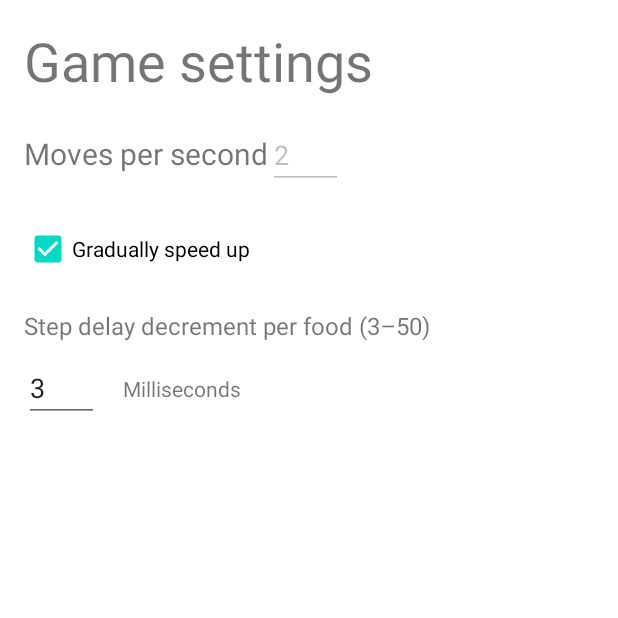
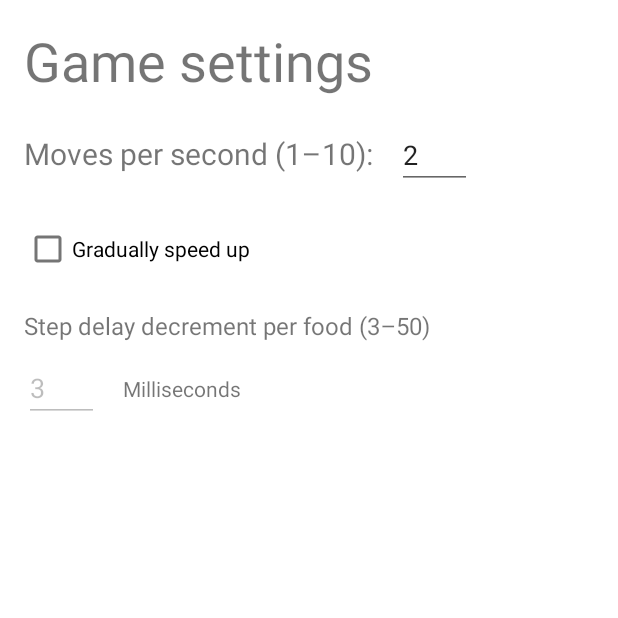
Before and after one commit to arturdanielyan1/Snake, an Android app: the screen it shows after launch (MainActivity), after a tap on "SETTINGS", on a phone screen of 412 x 824 dp, the top half of it. Run offline under Robolectric (Android 15) with nearby library versions, the phone set to English and light mode, and no system bars; our stand-ins replace Room's generated code; 1 statement that could not run was skipped.

Commit message:
updated db no migration

```diff
--- a/app/build.gradle
+++ b/app/build.gradle
@@ -29,6 +29,10 @@ android {
     }
     kotlinOptions {
         jvmTarget = '1.8'
+    }
+    sourceSets {
+        // Adds exported schema location as test app assets.
+        getByName("androidTest").assets.srcDir("$projectDir/schemas")
     }
 }
 
@@ -81,4 +85,6 @@ dependencies {
         exclude group: 'com.android.support', module: 'support-annotations'
     })
     androidTestImplementation "androidx.test.ext:junit:1.1.3"
+
+    testImplementation("androidx.room:room-testing:2.4.2")
 }
--- a/app/src/main/java/com/bignerdranch/android/snake/database/DBSchema.kt
+++ b/app/src/main/java/com/bignerdranch/android/snake/database/DBSchema.kt
@@ -3,7 +3,6 @@ package com.bignerdranch.android.snake.database
 class DBSchema {
     companion object {
         const val VERSION = 1
-        const val DATABASE_NAME = "dataBase"
         const val TABLE_NAME = "data"
 
         const val COL_MAP_INDEX = "lastSelectedMapIndex"
@@ -11,5 +10,9 @@ class DBSchema {
         const val COL_WIDTH = "lastPutWidth"
         const val COL_BEST_SCORE = "bestScore"
         const val COL_LAST_SCORE = "lastScore"
+        //DB V2
+        const val COL_MPS = "movesPerSecond"
+        const val COL_GRAD_SPEED_UP = "graduallySpeedUp" //boolean
+        const val COL_SPEED_UP_MILLS = "graduallySpeedUpMillisecondsPerFood"
     }
 }
--- a/app/src/main/java/com/bignerdranch/android/snake/database/Entity.kt
+++ b/app/src/main/java/com/bignerdranch/android/snake/database/Entity.kt
@@ -5,16 +5,21 @@ import androidx.room.Entity
 import androidx.room.PrimaryKey
 import com.bignerdranch.android.snake.database.DBSchema.Companion.COL_LAST_SCORE
 import com.bignerdranch.android.snake.database.DBSchema.Companion.COL_BEST_SCORE
+import com.bignerdranch.android.snake.database.DBSchema.Companion.COL_GRAD_SPEED_UP
 import com.bignerdranch.android.snake.database.DBSchema.Companion.COL_HEIGHT
 import com.bignerdranch.android.snake.database.DBSchema.Companion.COL_MAP_INDEX
+import com.bignerdranch.android.snake.database.DBSchema.Companion.COL_MPS
+import com.bignerdranch.android.snake.database.DBSchema.Companion.COL_SPEED_UP_MILLS
 import com.bignerdranch.android.snake.database.DBSchema.Companion.COL_WIDTH
 import com.bignerdranch.android.snake.database.DBSchema.Companion.TABLE_NAME
 
-@Entity(tableName = TABLE_NAME)
+@Entity(tableName = TABLE_NAME  )
 data class Entity(@PrimaryKey(autoGenerate = true) val id: Int,
                   @ColumnInfo(name = COL_MAP_INDEX) val mapIndex: Int,
                   @ColumnInfo(name = COL_HEIGHT) val height: Int,
                   @ColumnInfo(name = COL_WIDTH) val width: Int,
                   @ColumnInfo(name = COL_BEST_SCORE) val bestScore: Int,
                   @ColumnInfo(name = COL_LAST_SCORE) val lastScore: Int,
-)
+                  @ColumnInfo(name = COL_MPS) var movesPerSecond: Int,
+                  @ColumnInfo(name = COL_GRAD_SPEED_UP) var gradSpeedUp: Boolean,
+                  @ColumnInfo(name = COL_SPEED_UP_MILLS) var gradSpeedUpMillis: Int)
--- a/app/src/main/java/com/bignerdranch/android/snake/database/InfoApplication.kt
+++ b/app/src/main/java/com/bignerdranch/android/snake/database/InfoApplication.kt
@@ -1,15 +1,13 @@
 package com.bignerdranch.android.snake.database
 
 import android.app.Application
-import com.bignerdranch.android.snake.main.log
 import kotlinx.coroutines.CoroutineScope
 import kotlinx.coroutines.SupervisorJob
-import kotlinx.coroutines.launch
 
 class InfoApplication : Application() {
     private val applicationScope = CoroutineScope(SupervisorJob())
 
     private val database by lazy { InfoDatabase.getDatabase(this, applicationScope) }
-    val repository by lazy { InfoRepository(database.infoDao(), applicationScope) }
+    val repository by lazy { InfoRepository(database.infoDao()) }
 
 }
--- a/app/src/main/java/com/bignerdranch/android/snake/database/InfoDao.kt
+++ b/app/src/main/java/com/bignerdranch/android/snake/database/InfoDao.kt
@@ -6,9 +6,12 @@ import androidx.room.Insert
 import androidx.room.OnConflictStrategy.REPLACE
 import androidx.room.Query
 import com.bignerdranch.android.snake.database.DBSchema.Companion.COL_BEST_SCORE
+import com.bignerdranch.android.snake.database.DBSchema.Companion.COL_GRAD_SPEED_UP
 import com.bignerdranch.android.snake.database.DBSchema.Companion.COL_HEIGHT
 import com.bignerdranch.android.snake.database.DBSchema.Companion.COL_LAST_SCORE
 import com.bignerdranch.android.snake.database.DBSchema.Companion.COL_MAP_INDEX
+import com.bignerdranch.android.snake.database.DBSchema.Companion.COL_MPS
+import com.bignerdranch.android.snake.database.DBSchema.Companion.COL_SPEED_UP_MILLS
 import com.bignerdranch.android.snake.database.DBSchema.Companion.COL_WIDTH
 import com.bignerdranch.android.snake.database.DBSchema.Companion.TABLE_NAME
 
@@ -31,6 +34,20 @@ interface InfoDao {
     @Query("SELECT $COL_LAST_SCORE FROM $TABLE_NAME ORDER BY id DESC LIMIT 1")
     fun getLastScore(): LiveData<Int?>
 
+
+    //DB V2 ////////////////////////////////////////////////////////////////////
+
+    @Query("SELECT $COL_MPS FROM $TABLE_NAME ORDER BY id DESC LIMIT 1")
+    fun getMPS(): LiveData<Int?>
+
+    @Query("SELECT $COL_GRAD_SPEED_UP FROM $TABLE_NAME ORDER BY id DESC LIMIT 1")
+    fun isSpeedingUp(): LiveData<Boolean?>
+
+    @Query("SELECT $COL_SPEED_UP_MILLS FROM $TABLE_NAME ORDER BY id DESC LIMIT 1")
+    fun getSpeedUpMillis(): LiveData<Int?>
+
+    //////////////////////////////////////////////////////////////////////////////////
+
     @Query("SELECT * FROM $TABLE_NAME ORDER BY id DESC LIMIT 1")
     fun getAllInfo(): Entity?
 
--- a/app/src/main/java/com/bignerdranch/android/snake/database/InfoDatabase.kt
+++ b/app/src/main/java/com/bignerdranch/android/snake/database/InfoDatabase.kt
@@ -1,12 +1,21 @@
 package com.bignerdranch.android.snake.database
 
+import android.content.ContentValues
 import android.content.Context
+import android.database.sqlite.SQLiteDatabase
 import androidx.room.Database
 import androidx.room.Room
 import androidx.room.RoomDatabase
+import androidx.room.migration.Migration
 import androidx.sqlite.db.SupportSQLiteDatabase
+import com.bignerdranch.android.snake.database.DBSchema.Companion.COL_GRAD_SPEED_UP
+import com.bignerdranch.android.snake.database.DBSchema.Companion.COL_MPS
+import com.bignerdranch.android.snake.database.DBSchema.Companion.COL_SPEED_UP_MILLS
+import com.bignerdranch.android.snake.database.DBSchema.Companion.TABLE_NAME
 import com.bignerdranch.android.snake.database.DBSchema.Companion.VERSION
 import com.bignerdranch.android.snake.main.log
+import com.bignerdranch.android.snake.main.stepDelay
+import com.bignerdranch.android.snake.main.stepDelayDecrement
 import kotlinx.coroutines.CoroutineScope
 import kotlinx.coroutines.launch
 
@@ -37,9 +46,8 @@ abstract class InfoDatabase : RoomDatabase() {
             super.onCreate(db)
             INSTANCE?.let { database ->
                 scope.launch {
-                    log("prepopulating db")
                     database.infoDao().deleteAll()
-                    database.infoDao().insert(Entity(0, 0, 15, 15, 0, 0))
+                    database.infoDao().insert(Entity(0, 0, 15, 15, 0, 0, 2, false, 10))
                 }
             }
         }
--- a/app/src/main/java/com/bignerdranch/android/snake/database/InfoRepository.kt
+++ b/app/src/main/java/com/bignerdranch/android/snake/database/InfoRepository.kt
@@ -3,9 +3,8 @@ package com.bignerdranch.android.snake.database
 import androidx.annotation.WorkerThread
 import androidx.lifecycle.LiveData
 import com.bignerdranch.android.snake.main.log
-import kotlinx.coroutines.CoroutineScope
 
-class InfoRepository(private val infoDao: InfoDao, private val scope: CoroutineScope) {
+class InfoRepository(private val infoDao: InfoDao) {
 
     private val allInfo: Entity?
         get() = infoDao.getAllInfo()
@@ -25,65 +24,80 @@ class InfoRepository(private val infoDao: InfoDao, private val scope: CoroutineS
     fun getLastScore(): LiveData<Int?> =
         infoDao.getLastScore()
 
+    //DB V2
+    fun getMPS(): LiveData<Int?> =
+        infoDao.getMPS()
+
+    fun isSpeedingUp(): LiveData<Boolean?> =
+        infoDao.isSpeedingUp()
+
+    fun getSpeedUpMillis(): LiveData<Int?> =
+        infoDao.getSpeedUpMillis()
+
 
     @WorkerThread
     @Synchronized fun changeMapIndex(index: Int) {
-//        scope.launch {
         log("changeMapIndex " + allInfo?.toString())
         val newInfo = allInfo?.copy(mapIndex = index)
         log("changeMapIndex " + newInfo.toString())
         infoDao.deleteAll()
         infoDao.insert(newInfo!!)
-//        }
     }
 
     @WorkerThread
     @Synchronized fun changeHeight(height: Int) {
-//        scope.launch {
         log("changeHeight " + allInfo?.toString())
         val newInfo = allInfo?.copy(height = height)
         log("changeHeight " + newInfo.toString())
         infoDao.deleteAll()
         infoDao.insert(newInfo!!)
-//        }
     }
 
     @WorkerThread
     @Synchronized fun changeWidth(width: Int) {
-//        scope.launch {
         log("changeWidth " + allInfo?.toString())
         val newInfo = allInfo?.copy(width = width)
         log("changeWidth " + newInfo.toString())
         infoDao.deleteAll()
         infoDao.insert(newInfo!!)
-//        }
     }
 
     @WorkerThread
     @Synchronized fun changeBestScore(bestScore: Int) {
-//        scope.launch {
         log("changeBestScore " + allInfo?.toString())
         val newInfo = allInfo?.copy(bestScore = bestScore)
         log("changeBestScore " + newInfo.toString())
         infoDao.deleteAll()
         infoDao.insert(newInfo!!)
-//        }
     }
 
     @WorkerThread
     @Synchronized fun changeLastScore(lastScore: Int) {
-//        scope.launch {
         log("changeLastScore" + allInfo?.toString())
         val newInfo = allInfo?.copy(lastScore = lastScore)
         log("changeLastScore" + newInfo.toString())
         infoDao.deleteAll()
         infoDao.insert(newInfo!!)
-//        }
     }
 
     @WorkerThread
-    fun changeInfo(info: Entity) {
+    @Synchronized fun changeMPS(mps: Int) {
+        val newInfo = allInfo?.copy(movesPerSecond = mps)
         infoDao.deleteAll()
-        infoDao.insert(info)
+        infoDao.insert(newInfo!!)
+    }
+
+    @WorkerThread
+    @Synchronized fun changeIsSpeedingUp(isSpeedingUp: Boolean) {
+        val newInfo = allInfo?.copy(gradSpeedUp = isSpeedingUp)
+        infoDao.deleteAll()
+        infoDao.insert(newInfo!!)
+    }
+
+    @WorkerThread
+    @Synchronized fun changeSpeedUpMillis(speedUpMillis: Int) {
+        val newInfo = allInfo?.copy(gradSpeedUpMillis = speedUpMillis)
+        infoDao.deleteAll()
+        infoDao.insert(newInfo!!)
     }
 }
--- a/app/src/main/java/com/bignerdranch/android/snake/database/InfoViewModel.kt
+++ b/app/src/main/java/com/bignerdranch/android/snake/database/InfoViewModel.kt
@@ -1,6 +1,5 @@
 package com.bignerdranch.android.snake.database
 
-import android.util.Log
 import androidx.lifecycle.LiveData
 import androidx.lifecycle.ViewModel
 import androidx.lifecycle.ViewModelProvider
@@ -15,6 +14,11 @@ class InfoViewModel(private val repository: InfoRepository) : ViewModel() {
     val mapIndex: LiveData<Int?> = repository.getMapIndex()
     val bestScore: LiveData<Int?> = repository.getBestScore()
     val lastScore: LiveData<Int?> = repository.getLastScore()
+
+    //DB V2
+    val mps: LiveData<Int?> = repository.getMPS()
+    val isSpeedingUp: LiveData<Boolean?> = repository.isSpeedingUp()
+    val speedUpMillis: LiveData<Int?> = repository.getSpeedUpMillis()
 
 
     fun changeMapIndex(index: Int) = viewModelScope.launch(Dispatchers.IO) {
@@ -38,9 +42,18 @@ class InfoViewModel(private val repository: InfoRepository) : ViewModel() {
         repository.changeLastScore(lastScore)
     }
 
-    fun changeInfo(info: Entity) = viewModelScope.launch(Dispatchers.IO) {
-        Log.d("myLogs","viewModel change info thread ${Thread.currentThread().name}")
-        repository.changeInfo(info)
+    // DB V2 //////////////////////////////////////////////////////////////////////////////////
+
+    fun changeMPS(mps: Int) = viewModelScope.launch(Dispatchers.IO) {
+        repository.changeMPS(mps)
+    }
+
+    fun changeIsSpeedingUp(isSpeedingUp: Boolean) = viewModelScope.launch(Dispatchers.IO) {
+        repository.changeIsSpeedingUp(isSpeedingUp)
+    }
+
+    fun changeSpeedUpMillis(speedUpMillis: Int) = viewModelScope.launch(Dispatchers.IO) {
+        repository.changeSpeedUpMillis(speedUpMillis)
     }
 
 
--- a/app/src/main/java/com/bignerdranch/android/snake/main/Constants.kt
+++ b/app/src/main/java/com/bignerdranch/android/snake/main/Constants.kt
@@ -19,10 +19,11 @@ const val isWaiting = true
 
 var stepDelayDecrement = 3
 
-//BEST SCORE
+//SCORE
 var localBestScore = 0
 var currentScore = 0
 
+var lastScore = 0
 
 inline fun log(string: String?) = Log.d(LOG_TAG, string ?: "null")
 
@@ -31,7 +32,7 @@ inline fun log(string: String?) = Log.d(LOG_TAG, string ?: "null")
 var FIELD_WIDTH = 15
 var FIELD_HEIGHT = 15
 
-val mapNames = arrayOf("Default", "Box", "Yerevan")
+val mapNames = arrayOf("Default", "Box", "Yerevan", "Moscow")
 
 lateinit var selectedMap: ArrayList<ArrayList<Int>>
 var selectedMapIndex: Int = 0
@@ -57,28 +58,6 @@ val boxMap: ArrayList<ArrayList<Int>>
         })
     }
 
-val yerevanMap = arrayListOf<ArrayList<Int>>(
-    arrayListOf(0,0,0,0,0,0,0,0,0,0,0,0,0,0,0,0,0,0,0,0),
-    arrayListOf(0,0,0,0,0,0,0,0,0,0,0,0,0,0,0,0,0,0,0,0),
-    arrayListOf(0,0,4,4,4,0,0,4,4,4,4,4,4,0,0,4,4,4,0,0),
-    arrayListOf(0,0,4,4,4,0,0,4,4,4,4,4,4,0,0,4,4,4,0,0),
-    arrayListOf(0,0,4,4,4,0,0,4,0,0,0,0,4,0,0,4,4,4,0,0),
-    arrayListOf(0,0,4,4,4,0,0,4,0,0,0,0,4,0,0,4,4,4,0,0),
-    arrayListOf(0,0,4,4,0,0,0,0,0,0,0,0,0,0,0,4,4,4,0,0),
-    arrayListOf(0,0,4,0,0,0,0,0,0,0,0,0,0,0,0,0,4,4,0,0),
-    arrayListOf(0,0,0,0,0,0,0,0,0,4,4,0,0,0,0,0,4,4,0,0),
-    arrayListOf(0,0,0,0,0,0,0,4,4,4,4,4,4,0,0,0,0,4,0,0),
-    arrayListOf(0,0,0,0,0,0,4,4,4,4,4,4,4,4,0,0,0,4,0,0),
-    arrayListOf(0,0,0,0,0,0,0,4,4,4,4,4,4,0,0,0,0,0,0,0),
-    arrayListOf(0,0,4,0,0,0,0,0,0,4,4,0,0,0,0,0,0,0,0,0),
-    arrayListOf(0,0,4,0,0,0,0,0,0,0,0,0,0,0,0,0,0,4,0,0),
-    arrayListOf(0,0,4,4,0,0,0,0,0,0,0,0,0,0,0,0,0,4,0,0),
-    arrayListOf(0,0,4,4,4,0,0,4,4,4,4,4,4,0,0,0,4,4,0,0),
-    arrayListOf(0,0,4,4,4,0,0,4,4,4,4,4,4,0,0,4,4,4,0,0),
-    arrayListOf(0,0,4,4,4,0,0,4,4,4,4,4,4,0,0,4,4,4,0,0),
-    arrayListOf(0,0,0,0,0,0,0,0,0,0,0,0,0,0,0,0,0,0,0,0),
-    arrayListOf(0,0,0,0,0,0,0,0,0,0,0,0,0,0,0,0,0,0,0,0)
-)
 
 fun clearField() {
 //    selectedMap = (mapIndexToMatrix[selectedMapIndex]!!).cloneMap()
@@ -92,10 +71,10 @@ fun clearField() {
         return
     }
 
-    if (selectedMapIndex == 2) {
-        selectedMap = yerevanMap.cloneMap()
+//    if (selectedMapIndex == 2) {
+        selectedMap = mapIndexToMatrix[selectedMapIndex]!!.get().cloneMap()
         Snake.headPos = Coordinates(0,0)
-    }
+//    }
 }
 
 val toColor = mapOf(
@@ -115,9 +94,9 @@ val mapIndexToImg = mapOf(
 val mapIndexToMatrix = mapOf(
     0 to ::defaultMap,
     1 to ::boxMap,
-    2 to ::yerevanMap
+    2 to ::yerevanMap,
+    3 to ::moscowMap
 )
-
 
 fun ArrayList<ArrayList<Int>>.cloneMap(): ArrayList<ArrayList<Int>> {
     val result: ArrayList<ArrayList<Int>> = ArrayList()
@@ -129,8 +108,8 @@ fun ArrayList<ArrayList<Int>>.cloneMap(): ArrayList<ArrayList<Int>> {
 }
 
 // PX DP CONVERSIONS
-val Int.toDp
-    get() = (this / Resources.getSystem().displayMetrics.density).toInt()
+//val Int.toDp
+//    get() = (this / Resources.getSystem().displayMetrics.density).toInt()
 
 val Int.toPx
     get() = (this * Resources.getSystem().displayMetrics.density).toInt()
--- a/app/src/main/java/com/bignerdranch/android/snake/main/MainActivity.kt
+++ b/app/src/main/java/com/bignerdranch/android/snake/main/MainActivity.kt
@@ -6,12 +6,11 @@ import androidx.activity.viewModels
 import androidx.appcompat.app.AppCompatActivity
 import androidx.fragment.app.FragmentManager
 import com.bignerdranch.android.snake.R
-import com.bignerdranch.android.snake.database.Entity
 import com.bignerdranch.android.snake.database.InfoApplication
 import com.bignerdranch.android.snake.database.InfoViewModel
 import com.bignerdranch.android.snake.game.GameFragment
 import com.bignerdranch.android.snake.maps.MapsFragment
-import com.bignerdranch.android.snake.otherPages.CustomizeFragment
+import com.bignerdranch.android.snake.otherPages.SettingsFragment
 import com.bignerdranch.android.snake.otherPages.GameOverFragment
 import com.bignerdranch.android.snake.otherPages.MenuFragment
 
@@ -64,6 +63,27 @@ class MainActivity : AppCompatActivity(), FragmentLauncher, SharedViewModel {
                 } catch (npe: NullPointerException) {}
             }
 
+            mps.observe(this@MainActivity) { mps: Int? ->
+                log("observe mps $mps")
+                try {
+                    stepDelay = 1000 / mps!!.toLong()
+                } catch (npe: NullPointerException) {}
+            }
+
+            isSpeedingUp.observe(this@MainActivity) { speedingUp: Boolean? ->
+                log("observe isSpeedingUp $isSpeedingUp")
+                try {
+                    if(speedingUp!!) stepDelayDecrement = 0
+                    stepDelay = 500
+                } catch (npe: NullPointerException) {}
+            }
+
+            speedUpMillis.observe(this@MainActivity) { speedUpMillis: Int? ->
+                log("observe speedUpMillis $speedUpMillis")
+                try {
+                    stepDelayDecrement = speedUpMillis!!
+                } catch (npe: NullPointerException) {}
+            }
 
         }
 
@@ -101,7 +121,7 @@ class MainActivity : AppCompatActivity(), FragmentLauncher, SharedViewModel {
         val manager = supportFragmentManager
         val transaction = manager.beginTransaction()
         transaction.addToBackStack(null)
-        transaction.replace(R.id.fragment_container, CustomizeFragment.newInstance()).commit()
+        transaction.replace(R.id.fragment_container, SettingsFragment.newInstance()).commit()
     }
 
     private fun addMapFragment() {
--- a/app/src/main/java/com/bignerdranch/android/snake/otherPages/GameOverFragment.kt
+++ b/app/src/main/java/com/bignerdranch/android/snake/otherPages/GameOverFragment.kt
@@ -6,6 +6,7 @@ import android.view.LayoutInflater
 import android.view.View
 import android.view.ViewGroup
 import android.widget.Button
+import android.widget.TextView
 import androidx.fragment.app.DialogFragment
 import androidx.fragment.app.FragmentManager
 import com.bignerdranch.android.snake.R
@@ -46,6 +47,8 @@ class GameOverFragment : DialogFragment(), View.OnClickListener {
     override fun onViewCreated(v: View, savedInstanceState: Bundle?) {
         tryAgainButton = v.findViewById<Button>(R.id.try_again_button).apply { setOnClickListener(this@GameOverFragment) }
         mainMenuButton = v.findViewById<Button>(R.id.main_menu_button).apply { setOnClickListener(this@GameOverFragment) }
+        v.findViewById<TextView>(R.id.go_score_tv).text = getString(R.string.go_score_tv, currentScore.toString())
+        v.findViewById<TextView>(R.id.go_best_score_tv).text = getString(R.string.go_best_score_tv, localBestScore.toString())
     }
 
     override fun onClick(v: View?) {
--- a/app/src/main/java/com/bignerdranch/android/snake/otherPages/CustomizeFragment.kt
+++ b/app/src/main/java/com/bignerdranch/android/snake/otherPages/SettingsFragment.kt
@@ -1,5 +1,6 @@
 package com.bignerdranch.android.snake.otherPages
 
+import android.content.Context
 import android.os.Bundle
 import android.text.Editable
 import android.text.TextWatcher
@@ -10,32 +11,38 @@ import android.widget.*
 import androidx.fragment.app.Fragment
 import com.bignerdranch.android.snake.R
 import com.bignerdranch.android.snake.database.InfoViewModel
+import com.bignerdranch.android.snake.main.SharedViewModel
 import com.bignerdranch.android.snake.main.log
 import com.bignerdranch.android.snake.main.stepDelay
 import com.bignerdranch.android.snake.main.stepDelayDecrement
 
-class CustomizeFragment : Fragment()/*, AdapterView.OnItemSelectedListener*/ {
+class SettingsFragment : Fragment() {
 
     companion object {
-        @JvmStatic fun newInstance() = CustomizeFragment()
+        @JvmStatic fun newInstance() = SettingsFragment()
     }
 
 
-    private lateinit var delayEt: EditText
+    private lateinit var mpsEt: EditText
     private lateinit var startSlowerCb: CheckBox
     private lateinit var decrementEt: EditText
 
     private lateinit var infoViewModel: InfoViewModel
 
+    override fun onAttach(context: Context) {
+        super.onAttach(context)
+        infoViewModel = (activity as SharedViewModel).getViewModel()
+    }
+
 
     override fun onCreateView(inflater: LayoutInflater, container: ViewGroup?, savedInstanceState: Bundle?): View? {
-        return inflater.inflate(R.layout.fragment_customize, container, false)
+        return inflater.inflate(R.layout.fragment_settings, container, false)
     }
 
     override fun onViewCreated(v: View, savedInstanceState: Bundle?) {
         super.onViewCreated(v, savedInstanceState)
 
-        delayEt = v.findViewById<EditText>(R.id.delay_et).apply { addTextChangedListener(object : TextWatcher{
+        mpsEt = v.findViewById<EditText>(R.id.mps_et).apply { addTextChangedListener(object : TextWatcher{
             override fun beforeTextChanged(s: CharSequence?, start: Int, count: Int, after: Int) {}
             override fun afterTextChanged(s: Editable?) {}
 
@@ -58,7 +65,7 @@ class CustomizeFragment : Fragment()/*, AdapterView.OnItemSelectedListener*/ {
             }
         }) }
 
-        delayEt.setText((1000/ stepDelay).toInt().toString())
+        mpsEt.setText((1000/ stepDelay).toInt().toString())
 
 
         decrementEt = v.findViewById(R.id.decrement_et)
@@ -79,12 +86,12 @@ class CustomizeFragment : Fragment()/*, AdapterView.OnItemSelectedListener*/ {
             }
         }) }
 
-        startSlowerCb = v.findViewById<CheckBox>(R.id.start_slower_cb).apply { setOnCheckedChangeListener { buttonView, isChecked ->
-            delayEt.isEnabled = !isChecked
+        startSlowerCb = v.findViewById<CheckBox>(R.id.start_slower_cb).apply { setOnCheckedChangeListener { _, isChecked ->
+            mpsEt.isEnabled = !isChecked
             decrementEt.isEnabled = isChecked
         }}
 
-        startSlowerCb.isChecked = stepDelayDecrement >= 3
+        startSlowerCb.isChecked = infoViewModel.isSpeedingUp.value!!
         decrementEt.isEnabled = startSlowerCb.isChecked
         if (stepDelayDecrement < 3) decrementEt.setText("3")
         else decrementEt.setText(stepDelayDecrement.toString())
@@ -92,12 +99,21 @@ class CustomizeFragment : Fragment()/*, AdapterView.OnItemSelectedListener*/ {
 
     override fun onDestroy() {
         super.onDestroy()
-        if(decrementEt.text.toString().toInt() < 3) {
+        val decrement = try { decrementEt.text.toString().toInt() }
+            catch (nfe: java.lang.NumberFormatException) {
+                3
+            }
+
+        if(decrement < 3) {
             stepDelayDecrement = 3
             Toast.makeText(requireContext(), R.string.decrement_min, Toast.LENGTH_SHORT).show()
-        }else stepDelayDecrement = decrementEt.text.toString().toInt()
+        }else stepDelayDecrement = decrement
         if(!decrementEt.isEnabled) {
             stepDelayDecrement = 0
         }
+
+        infoViewModel.changeIsSpeedingUp(startSlowerCb.isChecked)
+        infoViewModel.changeMPS(mpsEt.text.toString().toInt())
+        infoViewModel.changeSpeedUpMillis(decrement)
     }
 }
--- a/app/src/main/res/layout/fragment_customize.xml
+++ b/app/src/main/res/layout/fragment_settings.xml
@@ -4,7 +4,7 @@
     android:layout_width="match_parent"
     android:layout_height="match_parent"
     xmlns:app="http://schemas.android.com/apk/res-auto"
-    tools:context=".otherPages.CustomizeFragment">
+    tools:context=".otherPages.SettingsFragment">
 
     <TextView
         android:id="@+id/game_settings_title"
@@ -29,11 +29,12 @@
         <TextView
             android:layout_width="wrap_content"
             android:layout_height="wrap_content"
-            android:text="@string/delay_et"
+            android:text="@string/mps_et"
             android:textSize="20sp"/>
 
         <EditText
-            android:id="@+id/delay_et"
+            android:layout_marginStart="16dp"
+            android:id="@+id/mps_et"
             android:layout_width="50dp"
             android:layout_height="wrap_content"
             android:inputType="number"/>
--- a/app/src/main/res/values/strings.xml
+++ b/app/src/main/res/values/strings.xml
@@ -9,8 +9,9 @@
     <!--    GAME OVER ////////////////////////////////////////////////////////////////////////////////////////////////-->
     <string name="try_again_button">Try Again</string>
     <string name="main_menu_button">Main Menu</string>
-    <string name="select_map_button">Select</string>
     <string name="game_over">Game Over</string>
+    <string name="go_score_tv">Score: %1$s</string>
+    <string name="go_best_score_tv">Best: %1$s</string>
 
     <!--    SELECT MAP ////////////////////////////////////////////////////////////////////////////////////////////////-->
 
@@ -26,7 +27,7 @@
 
     <!--    CUSTOMIZE ////////////////////////////////////////////////////////////////////////////////////////////////-->
     <string name="game_settings">Game settings</string>
-    <string name="delay_et">Moves per second</string>
+    <string name="mps_et">Moves per second (1–10):</string>
     <string name="max_step_per_move">Step per move can\'t be more than 10</string>
     <string name="start_slower_cb">Gradually speed up</string>
     <string name="decrement_tv">Step delay decrement per food (3–50)</string>
```
Also changed, not shown: app/src/main/java/com/bignerdranch/android/snake/game/GameFragment.kt (+10 -5 lines), app/src/main/java/com/bignerdranch/android/snake/game/GameRunner.kt (+5 -4 lines), app/src/main/java/com/bignerdranch/android/snake/main/SpecialMaps.kt (added, +47 -0 lines), app/src/main/res/layout/dialog_game_over.xml (+27 -1 lines). Lines whose indentation alone changed are shown as unchanged.
